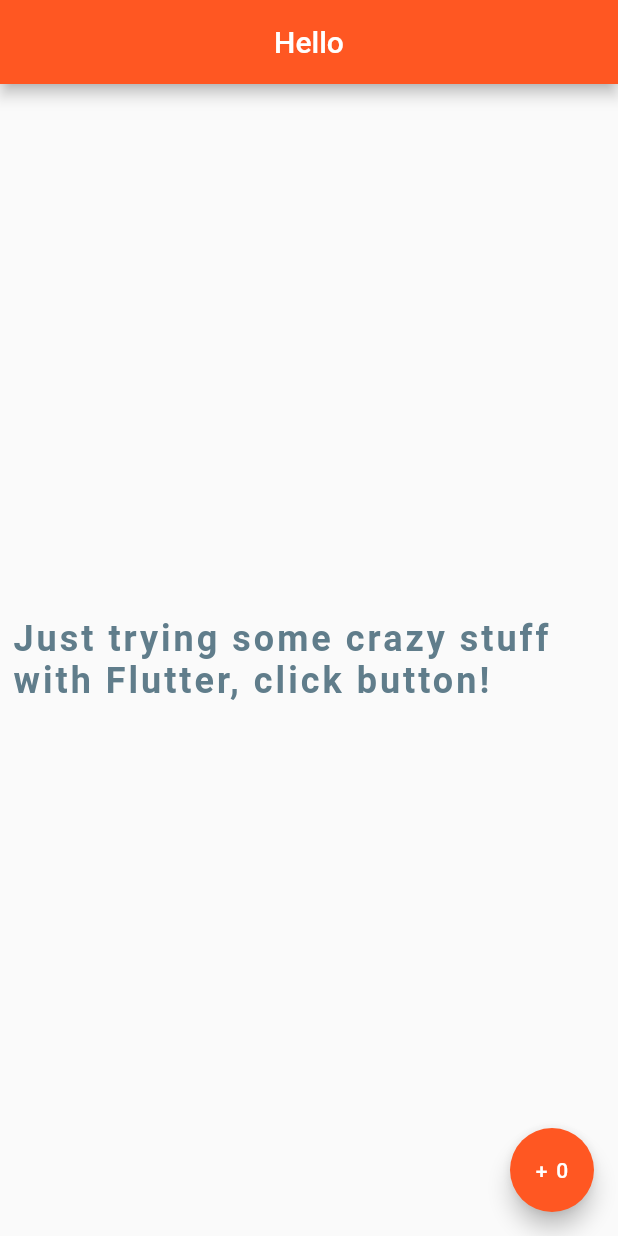
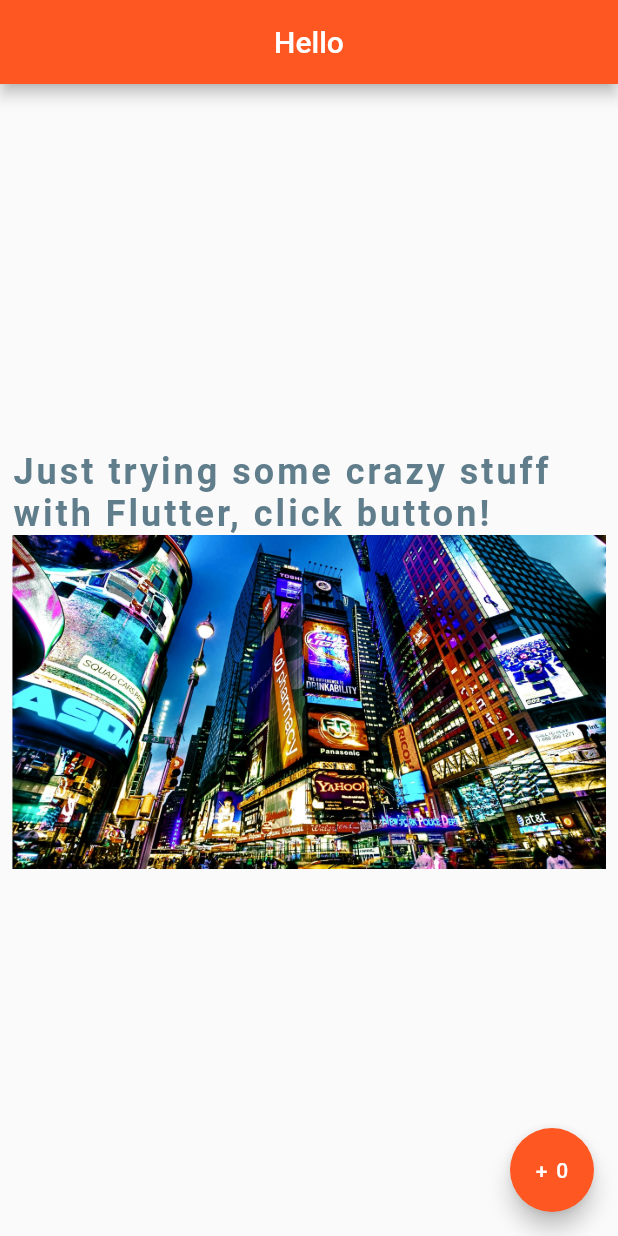
Before and after one commit to fcieminski/flutter-learning, a Flutter app: the screen it shows after launch, on a phone screen of 412 x 824 dp. Run offline on Flutter 3.47's test engine with Material 2 defaults, Android fonts, the phone set to English and light mode, and no system bars.

Commit message:
added first image

```diff
--- a/lib/main.dart
+++ b/lib/main.dart
@@ -20,7 +20,11 @@ class Home extends StatelessWidget {
           backgroundColor: Colors.deepOrange,
         ),
         body: Center(
-          child: Padding(
+            child: Column(
+          mainAxisAlignment: MainAxisAlignment.center,
+          crossAxisAlignment: CrossAxisAlignment.center,
+          children: [
+            Padding(
               padding: EdgeInsets.symmetric(horizontal: 8),
               child: Text(
                 'Just trying some crazy stuff with Flutter, click button!',
@@ -32,7 +36,12 @@ class Home extends StatelessWidget {
                 ),
               ),
             ),
-        ),
+            Padding(
+              padding: EdgeInsets.symmetric(horizontal: 8),
+              child: Image.asset('assets/images/city.jpg'),
+            )
+          ],
+        )),
         floatingActionButton: FloatButton(),
       ),
     );
```
Also changed, not shown: pubspec.yaml (+2 -5 lines), assets/images/city.jpg (added). Lines whose indentation alone changed are shown as unchanged.
